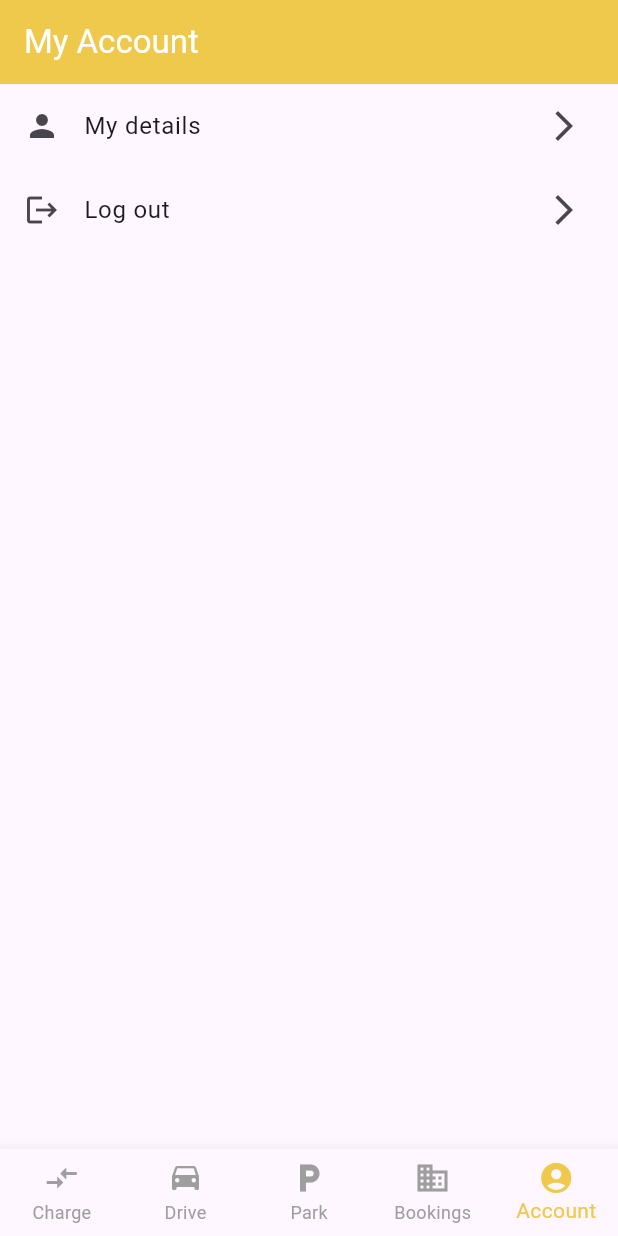
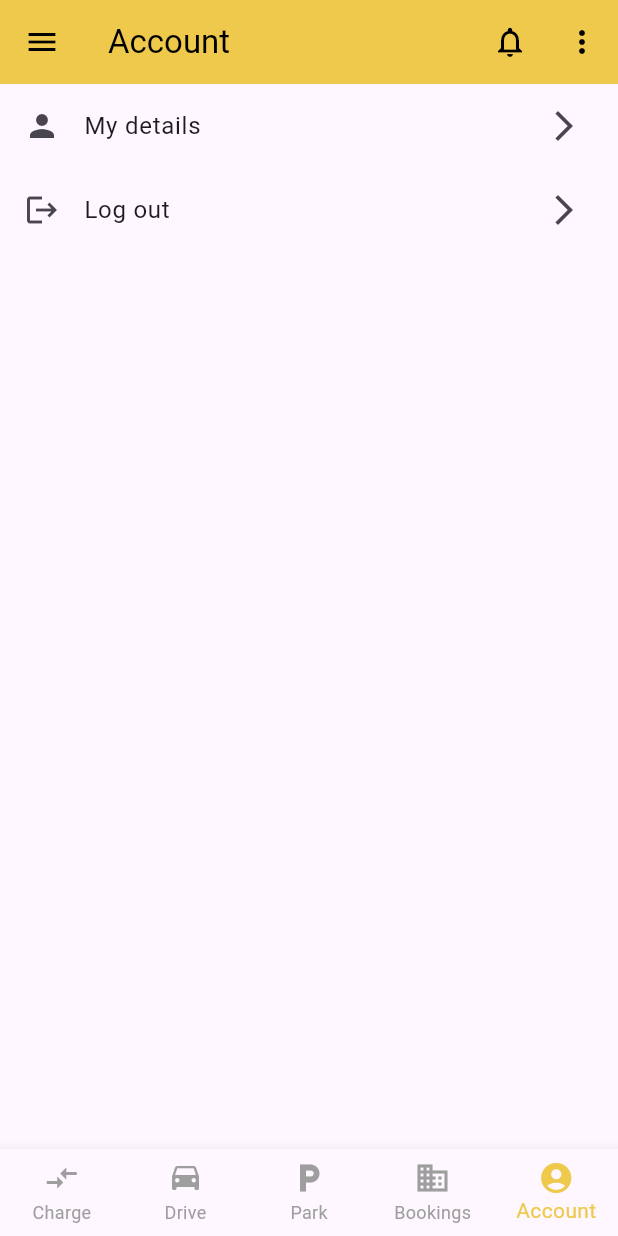
Before and after one commit to Florien2208/Urban-Traffic-Mobile-App, a Flutter app: the MainNavigationScreen screen opened directly, on a phone screen of 412 x 824 dp. Run offline on Flutter 3.47's test engine with Material 3 defaults, Android fonts, the phone set to English and light mode, and no system bars; our stand-ins replace google_sign_in.

Commit message:
update on top bar by adding notification

```diff
--- a/lib/pages/home_screen.dart
+++ b/lib/pages/home_screen.dart
@@ -26,11 +26,11 @@ class _HomePageState extends State<HomePage> {
   @override
   Widget build(BuildContext context) {
     return Scaffold(
-      appBar: AppBar(
-        title: const Text('My Account'),
-        backgroundColor: const Color(0xFFEFC94C),
-        foregroundColor: Colors.white,
-      ),
+      // appBar: AppBar(
+      //   title: const Text('My Account'),
+      //   backgroundColor: const Color(0xFFEFC94C),
+      //   foregroundColor: Colors.white,
+      // ),
       body: ListView(
         children: [
           if (widget.userEmail != null)
--- a/lib/utils/navigation_utils.dart
+++ b/lib/utils/navigation_utils.dart
@@ -46,9 +46,148 @@ class _MainNavigationScreenState extends State<MainNavigationScreen> {
     });
   }
 
+  // Function to get the title based on the current screen
+  String _getAppBarTitle() {
+    switch (_currentIndex) {
+      case 0:
+        return 'Charge';
+      case 1:
+        return 'Drive';
+      case 2:
+        return 'Park';
+      case 3:
+        return 'Bookings';
+      case 4:
+        return 'Account';
+      default:
+        return 'Electric Vehicle App';
+    }
+  }
+
   @override
   Widget build(BuildContext context) {
     return Scaffold(
+     appBar: AppBar(
+  title: Text(_getAppBarTitle()),
+  backgroundColor: const Color(0xFFEFC94C),
+  foregroundColor: Colors.black,
+  elevation: 0,
+  actions: [
+    IconButton(
+      icon: const Icon(Icons.notifications_outlined),
+      onPressed: () {
+        // TODO: Implement notification functionality
+      },
+    ),
+    PopupMenuButton<String>(
+      icon: const Icon(Icons.more_vert),
+      onSelected: (String value) {
+        // TODO: Implement menu item actions
+        switch (value) {
+          case 'settings':
+            // Navigate to settings page
+            break;
+          case 'help':
+            // Show help or support page
+            break;
+        }
+      },
+      itemBuilder: (BuildContext context) => <PopupMenuEntry<String>>[
+        const PopupMenuItem<String>(
+          value: 'settings',
+          child: Text('Settings'),
+        ),
+        const PopupMenuItem<String>(
+          value: 'help',
+          child: Text('Help'),
+        ),
+      ],
+    ),
+  ],
+),
+      drawer: Drawer(
+        child: ListView(
+          padding: EdgeInsets.zero,
+          children: [
+            DrawerHeader(
+              decoration: const BoxDecoration(
+                color:  Color(0xFFEFC94C),
+              ),
+              child: Column(
+                crossAxisAlignment: CrossAxisAlignment.start,
+                children: [
+                  const CircleAvatar(
+                    radius: 40,
+                    backgroundColor: Colors.white,
+                    child: Icon(
+                      Icons.account_circle,
+                      size: 60,
+                      color: Colors.black54,
+                    ),
+                  ),
+                  const SizedBox(height: 10),
+                  Text(
+                    widget.userEmail ?? 'Guest User',
+                    style: const TextStyle(
+                      color: Colors.black,
+                      fontSize: 16,
+                    ),
+                  ),
+                ],
+              ),
+            ),
+            ListTile(
+              leading: const Icon(Icons.compare_arrows),
+              title: const Text('Charge'),
+              onTap: () {
+                Navigator.pop(context);
+                _onBottomNavTap(0);
+              },
+            ),
+            ListTile(
+              leading: const Icon(Icons.drive_eta),
+              title: const Text('Drive'),
+              onTap: () {
+                Navigator.pop(context);
+                _onBottomNavTap(1);
+              },
+            ),
+            ListTile(
+              leading: const Icon(Icons.local_parking),
+              title: const Text('Park'),
+              onTap: () {
+                Navigator.pop(context);
+                _onBottomNavTap(2);
+              },
+            ),
+            ListTile(
+              leading: const Icon(Icons.business),
+              title: const Text('Bookings'),
+              onTap: () {
+                Navigator.pop(context);
+                _onBottomNavTap(3);
+              },
+            ),
+            ListTile(
+              leading: const Icon(Icons.account_circle),
+              title: const Text('Account'),
+              onTap: () {
+                Navigator.pop(context);
+                _onBottomNavTap(4);
+              },
+            ),
+            const Divider(),
+            ListTile(
+              leading: const Icon(Icons.logout),
+              title: const Text('Logout'),
+              onTap: () {
+                // TODO: Implement logout functionality
+                Navigator.pop(context);
+              },
+            ),
+          ],
+        ),
+      ),
       body: IndexedStack(
         index: _currentIndex,
         children: _screens,
@@ -58,8 +197,7 @@ class _MainNavigationScreenState extends State<MainNavigationScreen> {
         onTap: _onBottomNavTap,
         selectedItemColor: const Color(0xFFEFC94C),
         unselectedItemColor: Colors.grey,
-        type:
-            BottomNavigationBarType.fixed, // This ensures all items are visible
+        type: BottomNavigationBarType.fixed,
         items: const [
           BottomNavigationBarItem(
             icon: Icon(Icons.compare_arrows),
```
Also changed, not shown: lib/pages/booking_page.dart (+7 -7 lines), lib/pages/charge_page.dart (+7 -7 lines), lib/pages/drive_page.dart (+3 -7 lines), lib/pages/park_page.dart (+3 -7 lines).
